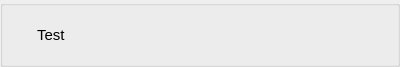
This is forms/libraryitem.ui in Mohammed4mach/ap-qt as Qt 5 draws it before an edit. The edited form follows.
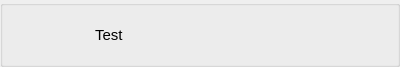
This is the edited form.

Diff of the .ui file:
```diff
--- a/forms/libraryitem.ui
+++ b/forms/libraryitem.ui
@@ -55,7 +55,7 @@
     <widget class="QLabel" name="name">
      <property name="maximumSize">
       <size>
-       <width>460</width>
+       <width>185</width>
        <height>16777215</height>
       </size>
      </property>
```
